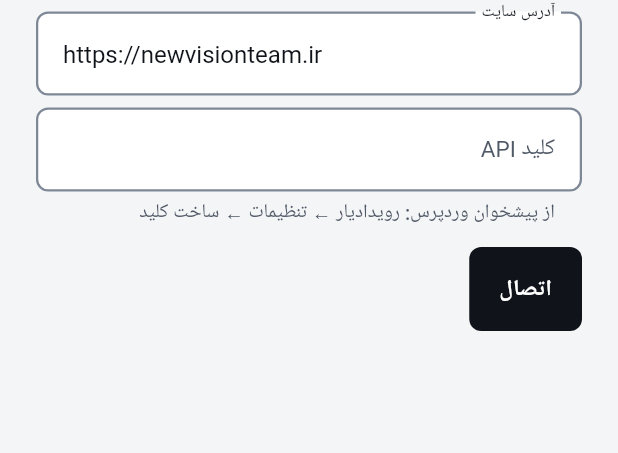
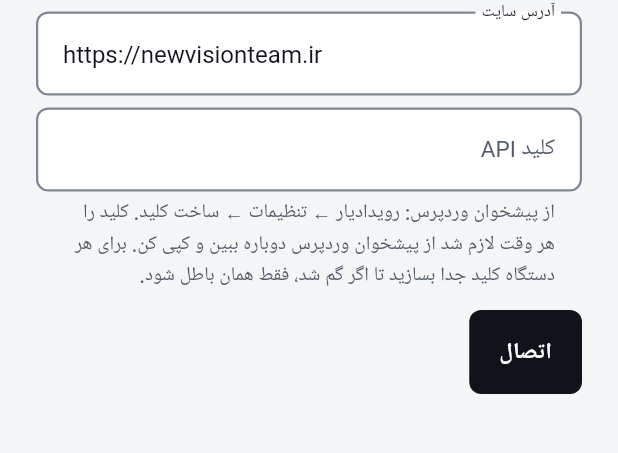
Before and after one commit to mostafaedalatpoor/conference-system, a Flutter app: the screen it shows after launch, on a phone screen of 412 x 824 dp, the part 473-926 px from its top. Run offline on Flutter 3.47's test engine with Material 3 defaults, Android fonts, the phone set to English and light mode, and no system bars; our stand-ins replace file_picker, pdf; missing offline and left inert: excel, local_auth_platform_interface, mobile_scanner; Roboto replaces fonts that are missing (Vazirmatn).

Commit message:
Admin app: key role and limited access (item 22)
- connect: «دسترسی این کلید: …» from /admin/ping; help text says the key can be viewed again in WP
- limited access (report key): navigation only «امروز» and «افراد» (desktop and mobile), banner from 18-States #15,
  people as a read-only list from the export with each person's timeline; no snapshot, no writes
- archive / delete / unarchive event only with an owner key
- plugin report meals carry their code so «دیدن فهرست» works without the config

Co-Authored-By: Claude Opus 5.5 <noreply@anthropic.com>
Claude-Session: https://claude.ai/code/session_016PigtNNF3o5MAMJLGuWRHM

```diff
--- a/admin_app/lib/main.dart
+++ b/admin_app/lib/main.dart
@@ -11,6 +11,7 @@ import 'screens/connect.dart';
 import 'screens/import.dart';
 import 'screens/people.dart';
 import 'screens/people_desk.dart';
+import 'screens/people_limited.dart';
 import 'screens/report.dart';
 import 'screens/staff.dart';
 import 'brand.dart';
@@ -178,6 +179,8 @@ class _DeskShellState extends State<DeskShell> {
   void _go(AdminState s, int v) {
     if (s.event == null && v != 0) return;
     if (v == 4 && !s.settings.usesCards) return;
+    // دسترسی محدود: فقط اتصال، امروز و افراد.
+    if (s.limited && !const [0, 5, 6].contains(v)) return;
     setState(() => _i = v);
   }
 
@@ -190,9 +193,10 @@ class _DeskShellState extends State<DeskShell> {
     final steps = adminSteps(s);
     var i = needsEvent ? 0 : _i;
     if (i == 4 && !s.settings.usesCards) i = 0;
+    if (s.limited && !needsEvent && !const [0, 5, 6].contains(i)) i = 5;
     final page = switch (i) {
-      5 => const ReportScreen(),
-      6 => const PeopleDeskScreen(),
+      5 => const ReportScreen(title: 'امروز'),
+      6 => s.limited ? const LimitedPeopleScreen() : const PeopleDeskScreen(),
       _ => steps.firstWhere((e) => e.$1 == i).$4,
     };
 
@@ -259,11 +263,14 @@ class _DeskShellState extends State<DeskShell> {
                                   style: theme.textTheme.bodySmall?.copyWith(color: x.inkMuted)),
                           ]),
                         ),
-                        for (var n = 0; n < steps.length; n++) item(steps[n].$1, steps[n].$2, number: n + 1),
+                        if (s.limited)
+                          item(0, 'اتصال و رویداد')
+                        else
+                          for (var n = 0; n < steps.length; n++) item(steps[n].$1, steps[n].$2, number: n + 1),
                         const SizedBox(height: DaftarSize.space2),
                         Divider(color: x.line),
                         const SizedBox(height: DaftarSize.space2),
-                        item(5, 'گزارش زنده'),
+                        item(5, s.limited ? 'امروز' : 'گزارش زنده'),
                         item(6, 'افراد'),
                       ],
                     ),
@@ -285,6 +292,7 @@ class _DeskShellState extends State<DeskShell> {
                 child: Column(
                   children: [
                     const MessageBar(),
+                    if (s.limited && !needsEvent) const LimitedBanner(),
                     Expanded(child: page),
                   ],
                 ),
@@ -315,6 +323,45 @@ class _MobileShellState extends State<MobileShell> {
       return Scaffold(
         appBar: AppBar(title: const Text(appName)),
         body: const Column(children: [MessageBar(), Expanded(child: ConnectScreen())]),
+      );
+    }
+    if (s.limited) {
+      // دسترسی محدود (۱۸-States حالت ۱۵): فقط «امروز» و «افراد».
+      final i = _i > 1 ? 0 : _i;
+      return Scaffold(
+        appBar: AppBar(
+          title: Text(i == 0 ? s.event!.name : 'افراد', overflow: TextOverflow.ellipsis),
+          actions: [
+            IconButton(
+              tooltip: 'اتصال و رویداد',
+              icon: const Icon(Icons.link_rounded),
+              onPressed: () => Navigator.of(context).push(MaterialPageRoute(
+                builder: (_) => Scaffold(
+                  appBar: AppBar(title: const Text('اتصال و رویداد')),
+                  body: const Column(children: [MessageBar(), Expanded(child: ConnectScreen())]),
+                ),
+              )),
+            ),
+          ],
+        ),
+        body: Column(children: [
+          const MessageBar(),
+          const LimitedBanner(),
+          Expanded(
+            child: KeyedSubtree(
+              key: ValueKey(i),
+              child: i == 0 ? const ReportScreen(autoRefresh: true, title: 'امروز') : const LimitedPeopleScreen(),
+            ),
+          ),
+        ]),
+        bottomNavigationBar: NavigationBar(
+          selectedIndex: i,
+          onDestinationSelected: (v) => setState(() => _i = v),
+          destinations: const [
+            NavigationDestination(icon: Icon(Icons.insights_rounded), label: 'امروز'),
+            NavigationDestination(icon: Icon(Icons.people_alt_rounded), label: 'افراد'),
+          ],
+        ),
       );
     }
     const titles = ['امروز', 'افراد', 'نیروها', 'آماده‌سازی'];
--- a/admin_app/lib/screens/connect.dart
+++ b/admin_app/lib/screens/connect.dart
@@ -59,7 +59,10 @@ class _ConnectScreenState extends State<ConnectScreen> {
         controller: _key,
         decoration: const InputDecoration(
           labelText: 'کلید API',
-          helperText: 'از پیشخوان وردپرس: رویدادیار ← تنظیمات ← ساخت کلید',
+          helperText: 'از پیشخوان وردپرس: رویدادیار ← تنظیمات ← ساخت کلید. '
+              'کلید را هر وقت لازم شد از پیشخوان وردپرس دوباره ببین و کپی کن. '
+              'برای هر دستگاه کلید جدا بسازید تا اگر گم شد، فقط همان باطل شود.',
+          helperMaxLines: 3,
         ),
         obscureText: true,
         textDirection: TextDirection.ltr,
@@ -72,6 +75,17 @@ class _ConnectScreenState extends State<ConnectScreen> {
           child: const Text('اتصال'),
         ),
       ),
+      if (s.events.isNotEmpty || s.event != null)
+        Padding(
+          padding: const EdgeInsets.only(top: DaftarSize.space3),
+          child: Align(
+            alignment: AlignmentDirectional.centerStart,
+            child: DaftarTag(
+              'دسترسی این کلید: ${s.keyRoleLabel.isNotEmpty ? s.keyRoleLabel : 'مالک'}',
+              kind: TagKind.stamp,
+            ),
+          ),
+        ),
       if (s.events.isNotEmpty) ...[
         const SectionTitle('رویدادهای روی سرور'),
         Wrap(spacing: 8, runSpacing: 8, children: [
@@ -101,7 +115,7 @@ class _ConnectScreenState extends State<ConnectScreen> {
             ),
         ]),
       ],
-      if (s.apiKey.isNotEmpty && s.event != null && !_creating)
+      if (s.apiKey.isNotEmpty && s.event != null && !_creating && !s.limited)
         Padding(
           padding: const EdgeInsets.only(top: DaftarSize.space3),
           child: Align(
@@ -129,13 +143,13 @@ class _ConnectScreenState extends State<ConnectScreen> {
           action: Align(
             alignment: AlignmentDirectional.centerStart,
             child: TextButton(
-              onPressed: s.busy ? null : () => s.archiveEvent(false),
+              onPressed: s.busy || !s.isOwner ? null : () => s.archiveEvent(false),
               child: const Text('برگرداندن از بایگانی'),
             ),
           ),
         ),
       ],
-      if (s.apiKey.isNotEmpty) ...[
+      if (s.apiKey.isNotEmpty && !s.limited) ...[
         SectionTitle(s.event == null || _creating ? 'ساخت رویداد جدید' : 'مشخصات رویداد'),
         Row(children: [
           Expanded(
@@ -215,7 +229,8 @@ class _ConnectScreenState extends State<ConnectScreen> {
               child: Text(s.event!.locked ? 'برداشتن قفل آدرس پایه' : 'قفل آدرس پایه'),
             ),
         ]),
-        if (s.event != null && !_creating) _SensitiveActions(s: s),
+        // حذف و بایگانی رویداد فقط با کلید «مالک».
+        if (s.event != null && !_creating && s.isOwner) _SensitiveActions(s: s),
       ],
     ]);
   }
--- a/admin_app/lib/screens/report.dart
+++ b/admin_app/lib/screens/report.dart
@@ -159,7 +159,8 @@ class _ReportScreenState extends State<ReportScreen> {
               DataCell(Text(faDigits(m['not_entitled']))),
               DataCell(TextButton(
                 onPressed: () {
-                  final code = s.meals.where((x) => x.id == m['id']).map((x) => x.code).firstOrNull;
+                  // افزونه‌ی تازه کد وعده را در گزارش می‌فرستد (حالت دسترسی محدود وعده‌ها را ندارد).
+                  final code = (m['code'] as String?) ?? s.meals.where((x) => x.id == m['id']).map((x) => x.code).firstOrNull;
                   if (code == null) return;
                   Navigator.of(context).push(MaterialPageRoute(
                     builder: (_) => MealPeoplePage(code: code, name: '${m['name']}'),
@@ -581,9 +582,11 @@ class _ExportCards extends StatelessWidget {
       card(Icons.flag_rounded, 'موارد نیازمند بررسی', 'پرچم‌ها و کارهایی که سرور نپذیرفت.', [
         ('اکسل', () => _table(context, 'flagged', 'موارد نیازمند بررسی', _flagged(), ExportFormat.xlsx)),
       ]),
+      if (!s.limited)
       card(Icons.history_rounded, 'تاریخچه‌ی رویدادها', 'همه‌ی ثبت‌ها و لغوها به‌ترتیب زمان.', [
         ('اکسل', () => _history(context)),
       ]),
+      if (!s.limited)
       card(Icons.backup_rounded, 'پشتیبان کامل رویداد', 'یک فایل از همه‌ی داده‌ها برای نگهداری پس از رویداد.', [
         ('ساخت پشتیبان', () => _backup(context)),
       ]),
```
Also changed, not shown: admin_app/lib/screens/people_limited.dart (added, +143 -0 lines), admin_app/lib/state.dart (+28 -1 lines), 1 other file.
